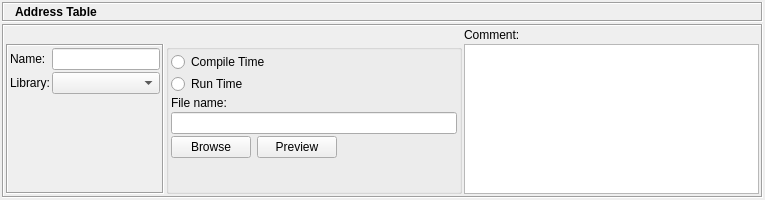
This is src/gui/addresstabledialog_q.ui in fwbuilder/fwbuilder as Qt 5 draws it before an edit. The edited form follows.
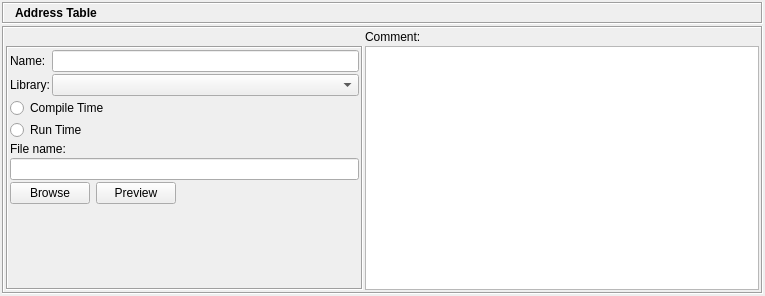
This is the edited form. Icons and pictures are not drawn.

Patch:
```diff
--- a/src/gui/addresstabledialog_q.ui
+++ b/src/gui/addresstabledialog_q.ui
@@ -6,7 +6,7 @@
     <x>0</x>
     <y>0</y>
     <width>765</width>
-    <height>200</height>
+    <height>296</height>
    </rect>
   </property>
   <property name="baseSize" >
@@ -158,7 +158,7 @@
         <property name="verticalSpacing" >
          <number>2</number>
         </property>
-        <item row="0" column="2" >
+        <item row="0" column="1" >
          <widget class="QLabel" name="textLabel2" >
           <property name="text" >
            <string>Comment:</string>
@@ -177,39 +177,25 @@
            <enum>QFrame::Sunken</enum>
           </property>
           <layout class="QGridLayout" >
-           <property name="leftMargin" >
-            <number>2</number>
-           </property>
-           <property name="topMargin" >
-            <number>2</number>
-           </property>
-           <property name="rightMargin" >
-            <number>2</number>
-           </property>
-           <property name="bottomMargin" >
-            <number>2</number>
-           </property>
-           <property name="horizontalSpacing" >
-            <number>2</number>
-           </property>
-           <property name="verticalSpacing" >
-            <number>2</number>
-           </property>
-           <item row="2" column="1" >
-            <spacer>
-             <property name="orientation" >
-              <enum>Qt::Vertical</enum>
+           <item row="0" column="0" >
+            <widget class="QLabel" name="textLabel1" >
+             <property name="text" >
+              <string>Name:</string>
              </property>
-             <property name="sizeType" >
-              <enum>QSizePolicy::MinimumExpanding</enum>
+             <property name="wordWrap" >
+              <bool>false</bool>
              </property>
-             <property name="sizeHint" >
-              <size>
-               <width>20</width>
-               <height>0</height>
-              </size>
+            </widget>
+           </item>
+           <item row="0" column="1" >
+            <widget class="QLineEdit" name="obj_name" >
+             <property name="sizePolicy" >
+              <sizepolicy vsizetype="Fixed" hsizetype="Preferred" >
+               <horstretch>0</horstretch>
+               <verstretch>0</verstretch>
+              </sizepolicy>
              </property>
-            </spacer>
+            </widget>
            </item>
            <item row="1" column="0" >
             <widget class="QLabel" name="textLabel1_2" >
@@ -227,26 +213,6 @@
              </property>
             </widget>
            </item>
-           <item row="0" column="0" >
-            <widget class="QLabel" name="textLabel1" >
-             <property name="text" >
-              <string>Name:</string>
-             </property>
-             <property name="wordWrap" >
-              <bool>false</bool>
-             </property>
-            </widget>
-           </item>
-           <item row="0" column="1" >
-            <widget class="QLineEdit" name="obj_name" >
-             <property name="sizePolicy" >
-              <sizepolicy vsizetype="Fixed" hsizetype="Preferred" >
-               <horstretch>0</horstretch>
-               <verstretch>0</verstretch>
-              </sizepolicy>
-             </property>
-            </widget>
-           </item>
            <item row="1" column="1" >
             <widget class="QComboBox" name="libs" >
              <property name="sizePolicy" >
@@ -257,34 +223,7 @@
              </property>
             </widget>
            </item>
-          </layout>
-         </widget>
-        </item>
-        <item row="1" column="1" >
-         <widget class="QGroupBox" name="buttonGroup1" >
-          <property name="title" >
-           <string/>
-          </property>
-          <layout class="QGridLayout" >
-           <property name="leftMargin" >
-            <number>2</number>
-           </property>
-           <property name="topMargin" >
-            <number>2</number>
-           </property>
-           <property name="rightMargin" >
-            <number>2</number>
-           </property>
-           <property name="bottomMargin" >
-            <number>2</number>
-           </property>
-           <property name="horizontalSpacing" >
-            <number>2</number>
-           </property>
-           <property name="verticalSpacing" >
-            <number>2</number>
-           </property>
-           <item row="0" column="0" >
+           <item row="2" column="0" colspan="2" >
             <widget class="QRadioButton" name="r_compiletime" >
              <property name="sizePolicy" >
               <sizepolicy vsizetype="Fixed" hsizetype="Expanding" >
@@ -297,7 +236,7 @@
              </property>
             </widget>
            </item>
-           <item row="1" column="0" >
+           <item row="3" column="0" colspan="2" >
             <widget class="QRadioButton" name="r_runtime" >
              <property name="sizePolicy" >
               <sizepolicy vsizetype="Fixed" hsizetype="Expanding" >
@@ -310,23 +249,7 @@
              </property>
             </widget>
            </item>
-           <item row="5" column="0" >
-            <spacer>
-             <property name="orientation" >
-              <enum>Qt::Vertical</enum>
-             </property>
-             <property name="sizeType" >
-              <enum>QSizePolicy::MinimumExpanding</enum>
-             </property>
-             <property name="sizeHint" >
-              <size>
-               <width>20</width>
-               <height>0</height>
-              </size>
-             </property>
-            </spacer>
-           </item>
-           <item row="2" column="0" >
+           <item row="4" column="0" colspan="2" >
             <widget class="QLabel" name="textLabel2_2" >
              <property name="text" >
               <string>File name:</string>
@@ -336,7 +259,23 @@
              </property>
             </widget>
            </item>
-           <item row="4" column="0" >
+           <item row="5" column="0" colspan="2" >
+            <widget class="QLineEdit" name="filename" >
+             <property name="sizePolicy" >
+              <sizepolicy vsizetype="Fixed" hsizetype="Expanding" >
+               <horstretch>0</horstretch>
+               <verstretch>0</verstretch>
+              </sizepolicy>
+             </property>
+             <property name="minimumSize" >
+              <size>
+               <width>250</width>
+               <height>0</height>
+              </size>
+             </property>
+            </widget>
+           </item>
+           <item row="6" column="0" colspan="2" >
             <layout class="QHBoxLayout" >
              <property name="spacing" >
               <number>6</number>
@@ -394,26 +333,26 @@
              </item>
             </layout>
            </item>
-           <item row="3" column="0" >
-            <widget class="QLineEdit" name="filename" >
-             <property name="sizePolicy" >
-              <sizepolicy vsizetype="Fixed" hsizetype="Expanding" >
-               <horstretch>0</horstretch>
-               <verstretch>0</verstretch>
-              </sizepolicy>
+           <item row="7" column="1" >
+            <spacer>
+             <property name="orientation" >
+              <enum>Qt::Vertical</enum>
              </property>
-             <property name="minimumSize" >
+             <property name="sizeType" >
+              <enum>QSizePolicy::MinimumExpanding</enum>
+             </property>
+             <property name="sizeHint" >
               <size>
-               <width>250</width>
-               <height>0</height>
+               <width>307</width>
+               <height>16</height>
               </size>
              </property>
-            </widget>
+            </spacer>
            </item>
           </layout>
          </widget>
         </item>
-        <item row="1" column="2" >
+        <item row="1" column="1" >
          <widget class="QTextEdit" name="comment" >
           <property name="sizePolicy" >
            <sizepolicy vsizetype="Expanding" hsizetype="Expanding" >
```
